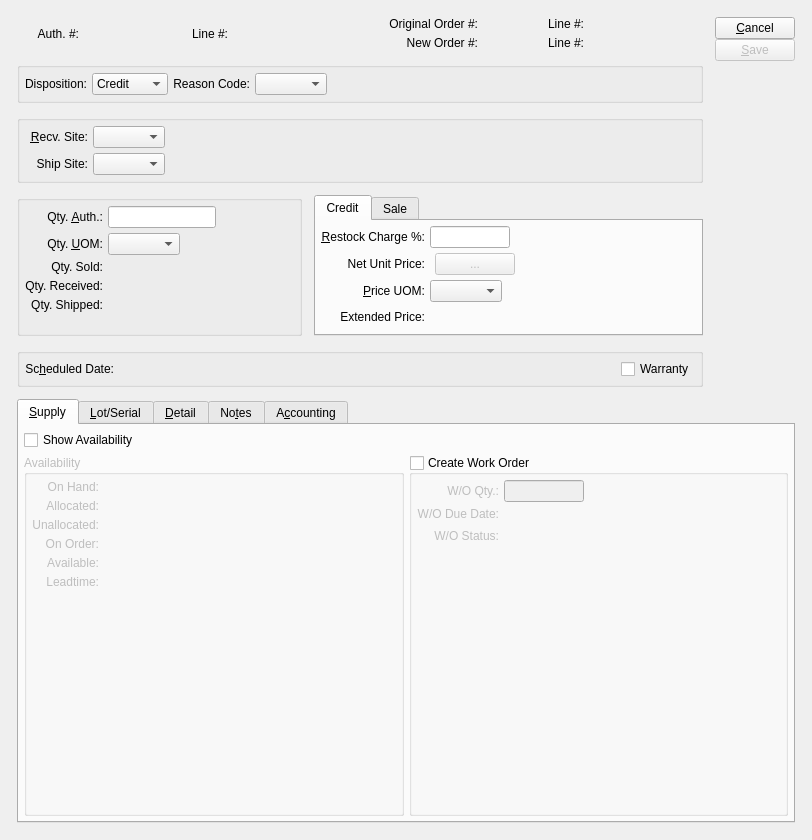
Qt form xtuple/trunk/guiclient/returnAuthorizationItem.ui (WooodHead/xtuple) before a commit.
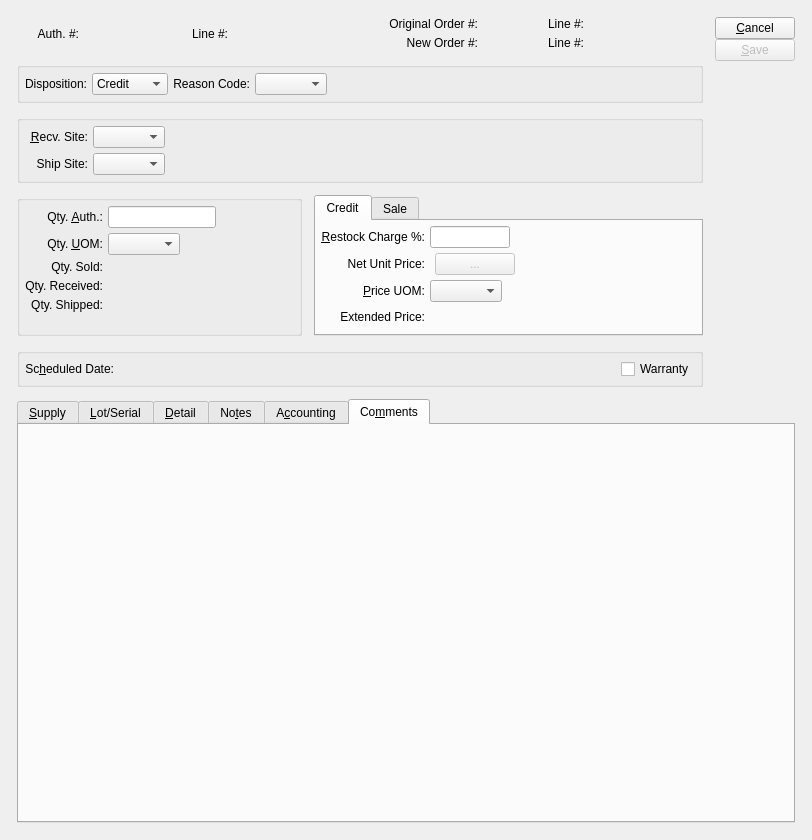
The same form after that commit. The open tabs and pages were chosen to show the change. Custom widgets are drawn as their Qt base class.

Commit message: issue #11781:  Add comments tab to RA Item screen.

Diff of the .ui file:
```diff
--- a/xtuple/trunk/guiclient/returnAuthorizationItem.ui
+++ b/xtuple/trunk/guiclient/returnAuthorizationItem.ui
@@ -1811,7 +1811,7 @@
          </item>
         </layout>
        </widget>
-       <widget class="QWidget" name="_comments">
+       <widget class="QWidget" name="_note">
         <attribute name="title">
          <string>No&amp;tes</string>
         </attribute>
@@ -1881,6 +1881,16 @@
          </item>
         </layout>
        </widget>
+       <widget class="QWidget" name="_commentsTab">
+        <attribute name="title">
+         <string>Co&amp;mments</string>
+        </attribute>
+        <layout class="QGridLayout" name="gridLayout">
+         <item row="0" column="0">
+          <widget class="Comments" name="_comments"/>
+         </item>
+        </layout>
+       </widget>
       </widget>
      </item>
     </layout>
@@ -1890,6 +1900,11 @@
  <layoutdefault spacing="5" margin="5"/>
  <pixmapfunction>qPixmapFromMimeSource</pixmapfunction>
  <customwidgets>
+  <customwidget>
+   <class>Comments</class>
+   <extends>QWidget</extends>
+   <header>comments.h</header>
+  </customwidget>
   <customwidget>
    <class>CurrCluster</class>
    <extends>CurrDisplay</extends>
```
The commit also changes 1 other file.
